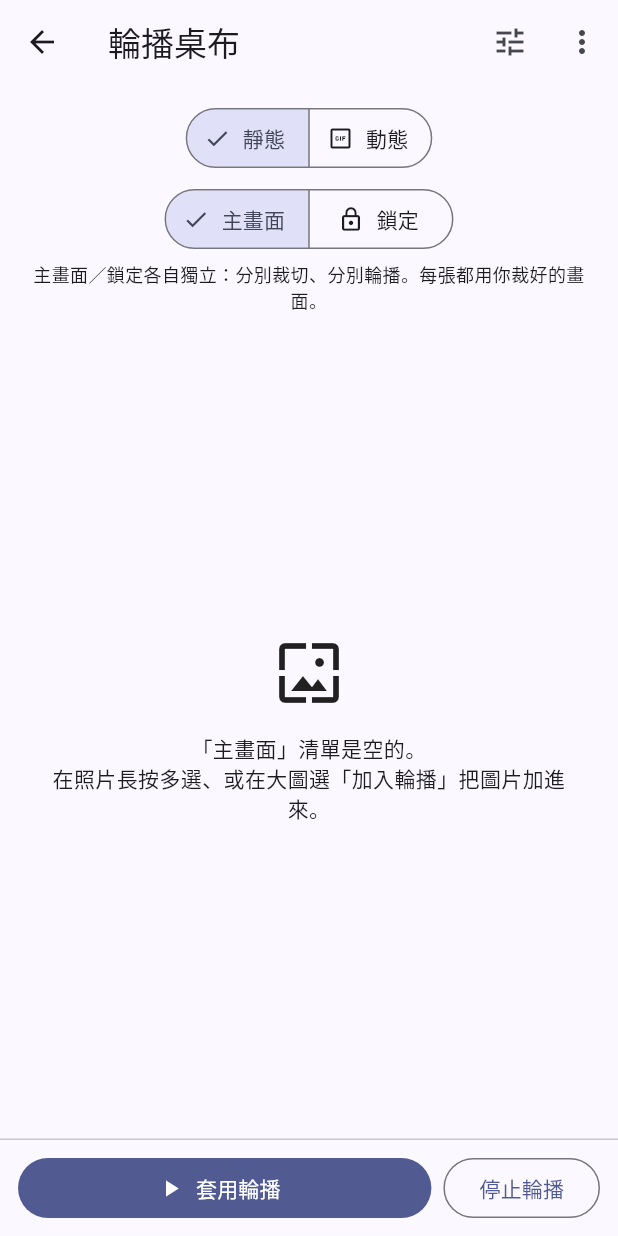
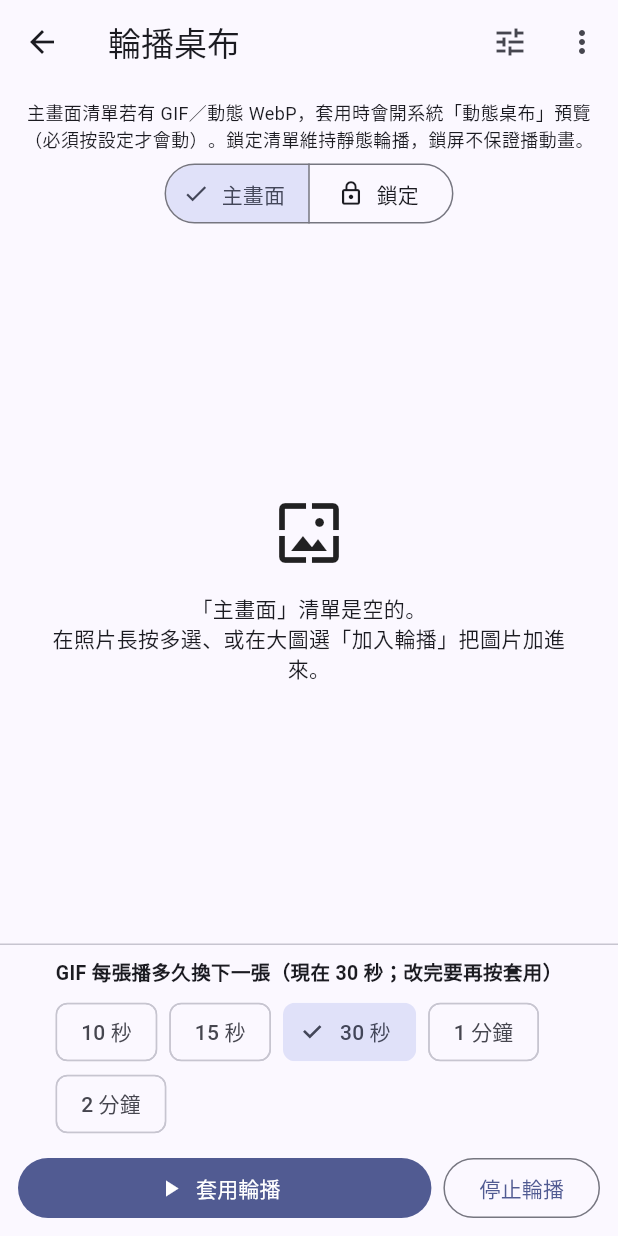
Before and after one commit to TTTAS/image_checking, a Flutter app: the WallpaperPage screen opened directly, on a phone screen of 412 x 824 dp. Run offline on Flutter 3.47's test engine with Material 3 defaults, Android fonts, the phone set to English and light mode, and no system bars; our stand-ins replace share_plus, shared_preferences, video_player; missing offline and left inert: photo_manager, photo_manager_image_provider, pro_image_editor; accounts and stored records are empty.

Commit message:
feat(wallpaper): 輪播頁直接選 GIF 換張間隔（10 秒起）

```diff
--- a/flutter_src/lib/src/wallpaper_page.dart
+++ b/flutter_src/lib/src/wallpaper_page.dart
@@ -7,12 +7,6 @@ import 'wallpaper_crop_page.dart';
 import 'wallpaper_playlist.dart';
 import 'widgets.dart';
 
-/// Manages the two wallpaper playlists (home / lock): reorder, remove, crop each
-/// entry, tweak the shared interval / shuffle, and apply or stop the rotation.
-///
-/// Each side is cropped and rotated independently: the home list writes
-/// FLAG_SYSTEM, the lock list writes FLAG_LOCK. Apply uses each entry's cropped
-/// file (an un-cropped entry is center-cropped once at apply time and stored).
 class WallpaperPage extends StatefulWidget {
   const WallpaperPage({super.key, this.initialTarget = WallpaperTarget.home});
 
@@ -48,9 +42,6 @@ class _WallpaperPageState extends State<WallpaperPage> {
     ));
   }
 
-  /// Resolves a list to its cropped-file paths. Entries without a crop yet are
-  /// center-cropped once (native) and the resulting file is stored, so rotation
-  /// always uses a real cropped file — never an on-the-fly crop of the original.
   Future<List<String>> _resolvePaths(
       List<WallpaperItem> items, WallpaperTarget t) async {
     final paths = <String>[];
@@ -67,18 +58,49 @@ class _WallpaperPageState extends State<WallpaperPage> {
             await NativeWallpaper.centerCropSave(file.path, t.key, it.id);
         await WallpaperPlaylist.setCropped(t, it.id, path);
         paths.add(path);
-      } catch (_) {
-        // skip broken / deleted
-      }
+      } catch (_) {}
     }
     return paths;
   }
 
+  bool _looksAnimated(WallpaperItem it) {
+    final m = it.mime.toLowerCase();
+    return it.animated || m.contains('gif') || m.contains('webp');
+  }
+
   Future<void> _apply() async {
-    if (WallpaperPlaylist.settings.value.live) {
+    final home = WallpaperPlaylist.homeItems.value;
+    final lock = WallpaperPlaylist.lockItems.value;
+    if (home.isEmpty && lock.isEmpty) {
+      ScaffoldMessenger.of(context).showSnackBar(
+          const SnackBar(content: Text('兩個清單都是空的，先加入圖片')));
+      return;
+    }
+    if (home.any(_looksAnimated)) {
       await _applyLive();
+      if (lock.isNotEmpty) await _applyLockOnly();
     } else {
       await _applyStatic();
+    }
+  }
+
+  Future<void> _applyLockOnly() async {
+    final messenger = ScaffoldMessenger.of(context);
+    final s = WallpaperPlaylist.settings.value;
+    final lock = WallpaperPlaylist.lockItems.value;
+    if (lock.isEmpty) return;
+    try {
+      final lockPaths = await _resolvePaths(lock, WallpaperTarget.lock);
+      if (lockPaths.isEmpty) return;
+      await NativeWallpaper.applyRotation(
+        homePaths: const [],
+        lockPaths: lockPaths,
+        intervalMinutes: s.intervalMinutes,
+        shuffle: s.shuffle,
+      );
+    } on PlatformException catch (e) {
+      messenger.showSnackBar(
+          SnackBar(content: Text('鎖定輪播失敗：${e.message ?? e.code}')));
     }
   }
 
@@ -93,16 +115,13 @@ class _WallpaperPageState extends State<WallpaperPage> {
     return 'img';
   }
 
-  /// Dynamic (Live) apply: plays the HOME list. Copies each original (keeping
-  /// animation) via native, then opens the system live-wallpaper preview for the
-  /// user to confirm. Uses each entry's saved crop transform (no jpg source).
   Future<void> _applyLive() async {
     final messenger = ScaffoldMessenger.of(context);
     final s = WallpaperPlaylist.settings.value;
     final home = WallpaperPlaylist.homeItems.value;
     if (home.isEmpty) {
       messenger.showSnackBar(
-          const SnackBar(content: Text('主畫面清單是空的（動態桌布播主畫面清單）')));
+          const SnackBar(content: Text('主畫面清單是空的')));
       return;
     }
     messenger.showSnackBar(const SnackBar(content: Text('準備中…')));
@@ -121,28 +140,27 @@ class _WallpaperPageState extends State<WallpaperPage> {
           'zoom': it.cropZoom,
           'focusX': it.cropFocusX,
           'focusY': it.cropFocusY,
-          'animated': it.animated,
+          'animated': _looksAnimated(it),
         });
-      } catch (_) {
-        // skip broken / deleted
-      }
+      } catch (_) {}
     }
     if (items.isEmpty) {
       messenger.showSnackBar(
-          const SnackBar(content: Text('找不到可用的圖片檔（可能已被刪除）')));
+          const SnackBar(content: Text('找不到可用的圖片檔')));
       return;
     }
     try {
+      final secs = s.liveSeconds <= 0 ? 30 : s.liveSeconds;
       await NativeWallpaper.applyLive(
         items: items,
-        liveSeconds: s.liveSeconds,
+        liveSeconds: secs,
         loops: s.loopsBeforeNext,
         shuffle: s.shuffle,
       );
       await NativeWallpaper.openLiveWallpaperPreview();
       if (!mounted) return;
-      messenger.showSnackBar(const SnackBar(
-        content: Text('已準備動態桌布，請在系統預覽按「設定」套用。'),
+      messenger.showSnackBar(SnackBar(
+        content: Text('請在系統預覽按「設定」。設好後主畫面每 $secs 秒換下一張。'),
       ));
     } on PlatformException catch (e) {
       messenger.showSnackBar(
@@ -164,7 +182,7 @@ class _WallpaperPageState extends State<WallpaperPage> {
     final lockPaths = await _resolvePaths(lock, WallpaperTarget.lock);
     if (homePaths.isEmpty && lockPaths.isEmpty) {
       messenger.showSnackBar(
-          const SnackBar(content: Text('找不到可用的圖片檔（可能已被刪除）')));
+          const SnackBar(content: Text('找不到可用的圖片檔')));
       return;
     }
     try {
@@ -186,13 +204,11 @@ class _WallpaperPageState extends State<WallpaperPage> {
 
   Future<void> _stop() async {
     final messenger = ScaffoldMessenger.of(context);
-    final live = WallpaperPlaylist.settings.value.live;
     try {
       await NativeWallpaper.cancelRotation();
-      messenger.showSnackBar(SnackBar(
-        content: Text(live
-            ? '已停止靜態輪播排程。動態桌布無法由 App 移除，請到系統「桌布」設定改回別的桌布。'
-            : '已停止輪播。目前桌布會保留，只是不再自動更換。'),
+      messenger.showSnackBar(const SnackBar(
+        content: Text(
+            '已停止靜態輪播排程。若主畫面是動態桌布，請到系統「桌布」改回別張。'),
       ));
     } on PlatformException catch (e) {
       messenger.showSnackBar(
@@ -249,41 +265,13 @@ class _WallpaperPageState extends State<WallpaperPage> {
       ),
       body: Column(
         children: [
-          ValueListenableBuilder<WallpaperSettings>(
-            valueListenable: WallpaperPlaylist.settings,
-            builder: (context, s, _) => Column(
-              children: [
-                Padding(
-                  padding: const EdgeInsets.fromLTRB(12, 12, 12, 2),
-                  child: SegmentedButton<bool>(
-                    segments: const [
-                      ButtonSegment(
-                        value: false,
-                        label: Text('靜態'),
-                        icon: Icon(Icons.image_outlined),
-                      ),
-                      ButtonSegment(
-                        value: true,
-                        label: Text('動態'),
-                        icon: Icon(Icons.gif_box_outlined),
-                      ),
-                    ],
-                    selected: {s.live},
-                    onSelectionChanged: (sel) => WallpaperPlaylist.updateSettings(
-                        s.copyWith(live: sel.first)),
-                  ),
-                ),
-                if (s.live)
           const Padding(
-                    padding: EdgeInsets.fromLTRB(12, 0, 12, 4),
+            padding: EdgeInsets.fromLTRB(12, 10, 12, 0),
             child: Text(
-                      '動態：播「主畫面」清單的 GIF／動態 WebP。必須在系統預覽按「設定」才生效；'
-                      '鎖定畫面不保證會動、較耗電；之後要改回請到系統桌布設定（App 無法自行移除動態桌布）。',
-                      style: TextStyle(fontSize: 11.5, color: Colors.deepOrange),
+              '主畫面清單若有 GIF／動態 WebP，套用時會開系統「動態桌布」預覽（必須按設定才會動）。'
+              '鎖定清單維持靜態輪播，鎖屏不保證播動畫。',
+              style: TextStyle(fontSize: 12),
               textAlign: TextAlign.center,
-                    ),
-                  ),
-              ],
             ),
           ),
           Padding(
@@ -305,16 +293,9 @@ class _WallpaperPageState extends State<WallpaperPage> {
               onSelectionChanged: (sel) => setState(() => _tab = sel.first),
             ),
           ),
-          const Padding(
-            padding: EdgeInsets.fromLTRB(12, 0, 12, 6),
-            child: Text(
-              '主畫面／鎖定各自獨立：分別裁切、分別輪播。每張都用你裁好的畫面。',
-              style: TextStyle(fontSize: 12),
-              textAlign: TextAlign.center,
-            ),
-          ),
           Expanded(child: _list(_tab)),
           const Divider(height: 1),
+          const _IntervalBar(),
           _ActionBar(onApply: _apply, onStop: _stop),
         ],
       ),
@@ -381,7 +362,6 @@ class _EmptyState extends StatelessWidget {
   }
 }
 
-/// One reorderable row: thumbnail + filename + crop-state + crop / delete / drag.
 class _PlaylistTile extends StatelessWidget {
   const _PlaylistTile({
     super.key,
@@ -466,7 +446,51 @@ class _PlaylistTile extends StatelessWidget {
   }
 }
 
-/// Bottom apply / stop buttons.
+class _IntervalBar extends StatelessWidget {
+  const _IntervalBar();
+
+  static const _secs = [10, 15, 30, 60, 120];
+
+  static String _label(int sec) =>
+      sec < 60 ? '$sec 秒' : '${sec ~/ 60} 分鐘';
+
+  @override
+  Widget build(BuildContext context) {
+    return ValueListenableBuilder<WallpaperSettings>(
+      valueListenable: WallpaperPlaylist.settings,
+      builder: (context, s, _) {
+        final current = s.liveSeconds <= 0 ? 30 : s.liveSeconds;
+        return Padding(
+          padding: const EdgeInsets.fromLTRB(12, 8, 12, 0),
+          child: Column(
+            crossAxisAlignment: CrossAxisAlignment.start,
+            children: [
+              Text(
+                'GIF 每張播多久換下一張（現在 ${_label(current)}；改完要再按套用）',
+                style: const TextStyle(fontSize: 13, fontWeight: FontWeight.w600),
+              ),
+              const SizedBox(height: 6),
+              Wrap(
+                spacing: 8,
+                children: [
+                  for (final sec in _secs)
+                    ChoiceChip(
+                      label: Text(_label(sec)),
+                      selected: current == sec,
+                      onSelected: (_) => WallpaperPlaylist.updateSettings(
+                        s.copyWith(liveSeconds: sec),
+                      ),
+                    ),
+                ],
+              ),
+            ],
+          ),
+        );
+      },
+    );
+  }
+}
+
 class _ActionBar extends StatelessWidget {
   const _ActionBar({required this.onApply, required this.onStop});
   final VoidCallback onApply;
@@ -499,7 +523,6 @@ class _ActionBar extends StatelessWidget {
   }
 }
 
-/// Shared settings: interval + shuffle only (scope is now decided by the list).
 class _SettingsSheet extends StatefulWidget {
   const _SettingsSheet();
 
@@ -537,8 +560,7 @@ class _SettingsSheetState extends State<_SettingsSheet> {
               child: Text('輪播設定',
                   style: TextStyle(fontSize: 18, fontWeight: FontWeight.w600)),
             ),
-            if (!_s.live) ...[
-              const Text('切換間隔（靜態，主畫面與鎖定共用）',
+            const Text('靜態切換間隔（鎖定，以及主畫面沒有 GIF 時）',
                 style: TextStyle(fontSize: 13, fontWeight: FontWeight.w600)),
             const SizedBox(height: 6),
             Wrap(
@@ -553,44 +575,6 @@ class _SettingsSheetState extends State<_SettingsSheet> {
                   ),
               ],
             ),
-            ] else ...[
-              const Text('每張播放秒數（動態；0＝改用圈數）',
-                  style: TextStyle(fontSize: 13, fontWeight: FontWeight.w600)),
-              const SizedBox(height: 6),
-              Wrap(
-                spacing: 8,
-                children: [
-                  for (final sec in const [0, 5, 15, 30, 60])
-                    ChoiceChip(
-                      label: Text(sec == 0 ? '用圈數' : '$sec 秒'),
-                      selected: _s.liveSeconds == sec,
-                      onSelected: (_) =>
-                          setState(() => _s = _s.copyWith(liveSeconds: sec)),
-                    ),
-                ],
-              ),
-              const SizedBox(height: 8),
-              const Text('播完幾圈換（動態；秒數為 0 時生效）',
-                  style: TextStyle(fontSize: 13, fontWeight: FontWeight.w600)),
-              const SizedBox(height: 6),
-              Wrap(
-                spacing: 8,
-                children: [
-                  for (final n in const [1, 2, 3, 5])
-                    ChoiceChip(
-                      label: Text('$n 圈'),
-                      selected: _s.loopsBeforeNext == n,
-                      onSelected: (_) =>
-                          setState(() => _s = _s.copyWith(loopsBeforeNext: n)),
-                    ),
-                ],
-              ),
-              const Padding(
-                padding: EdgeInsets.only(top: 6),
-                child: Text('秒數優先：有設秒數就以秒為準，否則用圈數。',
-                    style: TextStyle(fontSize: 11)),
-              ),
-            ],
             SwitchListTile(
               contentPadding: EdgeInsets.zero,
               title: const Text('隨機順序'),
```
Lines whose indentation alone changed are shown as unchanged.
